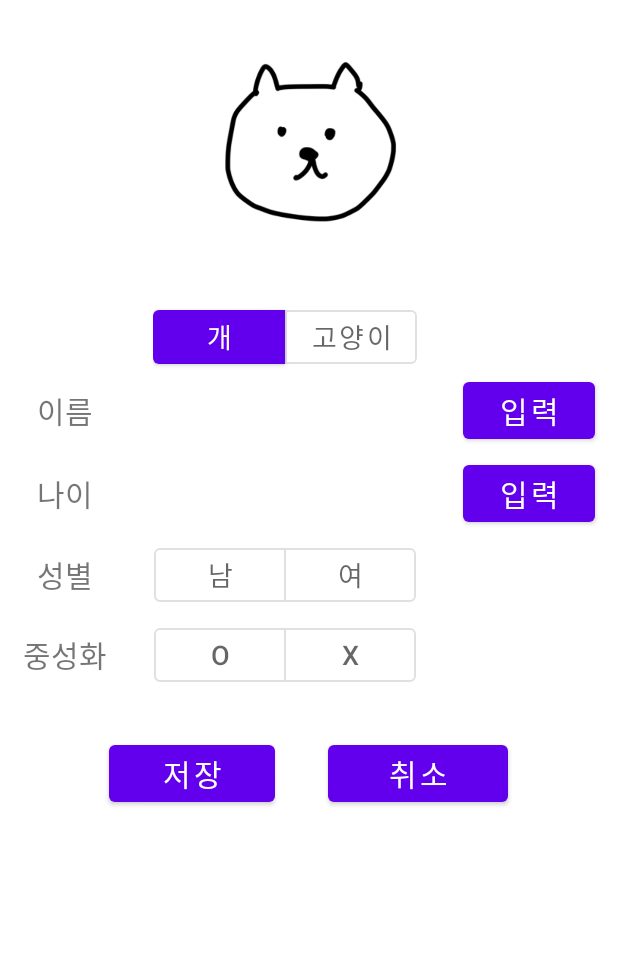
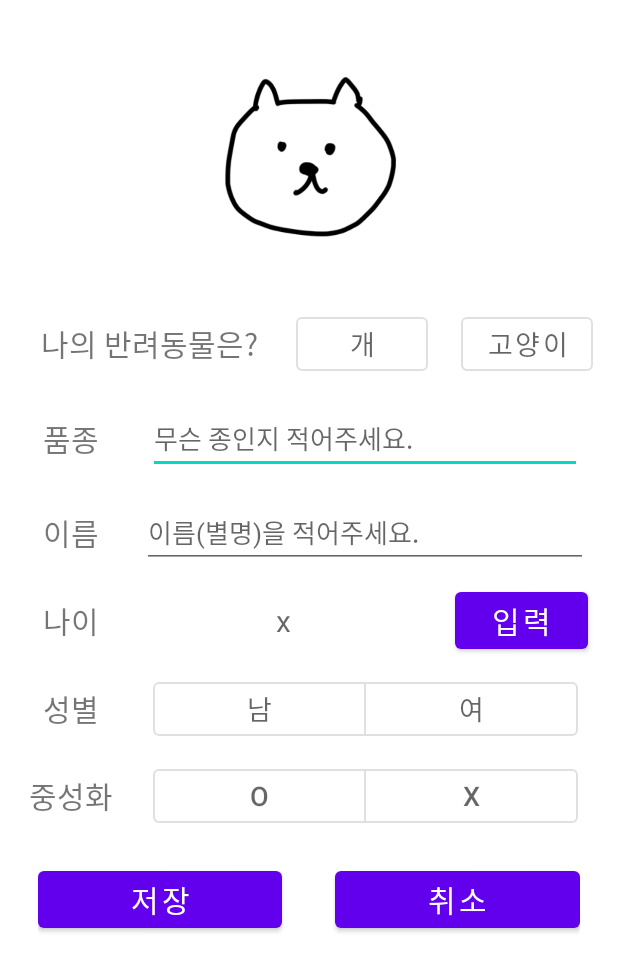
Before and after one commit to qowngus33/Hanium-AI-Pet-Chatbot, an Android app: the AddPetActivity screen opened directly, with no data from a screen before it, on a phone screen of 412 x 824 dp. Shown: the top 971 px of the screen. Run offline under Robolectric (Android 15) with nearby library versions, the phone set to English and light mode, and no system bars.

Commit message:
Pet Profile, AddPetActivity connect with Server

```diff
--- a/app/src/main/java/com/example/myapplication/ui/join/RetrofitClient.java
+++ b/app/src/main/java/com/example/myapplication/ui/join/RetrofitClient.java
@@ -4,7 +4,7 @@ import retrofit2.Retrofit;
 import retrofit2.converter.gson.GsonConverterFactory;
 
 public class RetrofitClient {
-    private final static String BASE_URL = "https://7919ceb2-3999-4ed8-8bcc-16baaf4e62d4.mock.pstmn.io";
+    private final static String BASE_URL = "https://12b969e5-87a6-4fca-a942-178ea253fdbc.mock.pstmn.io";
     //옌 post 서버 : https://12b969e5-87a6-4fca-a942-178ea253fdbc.mock.pstmn.io
     //주현 서버 : https://7919ceb2-3999-4ed8-8bcc-16baaf4e62d4.mock.pstmn.io
     private static Retrofit retrofit = null;
--- a/app/src/main/java/com/example/myapplication/ui/join/ServiceAPI.java
+++ b/app/src/main/java/com/example/myapplication/ui/join/ServiceAPI.java
@@ -16,7 +16,7 @@ public interface ServiceAPI {
     @POST("/validateDuplicateEmail")
     Call<JoinResponse> emailValidation(@Body EmailValidationData data);
 
-    @POST("/changePw")
+    @POST("/changePw") //정보 수정.. put으로 가능함!
     Call<JoinResponse> changePw(@Body LoginRequest data);
 
     @POST("/enterEmailCode/changePw")
--- a/app/src/main/java/com/example/myapplication/ui/login/LoginAPI.java
+++ b/app/src/main/java/com/example/myapplication/ui/login/LoginAPI.java
@@ -1,6 +1,4 @@
 package com.example.myapplication.ui.login;
-
-import com.example.myapplication.ui.join.JoinUserState;
 
 import retrofit2.Call;
 import retrofit2.http.Body;
--- a/app/src/main/java/com/example/myapplication/ui/petSelect/AddPetActivity.java
+++ b/app/src/main/java/com/example/myapplication/ui/petSelect/AddPetActivity.java
@@ -15,67 +15,50 @@ import android.widget.Toast;
 import androidx.appcompat.app.AppCompatActivity;
 
 import com.example.myapplication.R;
-import com.example.myapplication.ui.mainPage.MainActivity;
+import com.example.myapplication.ui.join.RetrofitClient;
+import com.example.myapplication.ui.setting.PetinfoData;
+import com.example.myapplication.ui.setting.ProfileAPI;
+import com.example.myapplication.ui.setting.ProfileResponse;
+
+import retrofit2.Call;
+import retrofit2.Callback;
+import retrofit2.Response;
 
 public class AddPetActivity extends AppCompatActivity {
+    private ImageView petprofile;
+    private TextView petAge;
+    private EditText petBreed,petNickName;
+    private Button btnAge, btnSave, btnCancel, selectCatButton, selectDogButton;
+
+    private ProfileAPI profileAPI = RetrofitClient.getClient().create(ProfileAPI.class);
 
     @Override
     protected void onCreate(Bundle savedInstanceState) {
         super.onCreate(savedInstanceState);
         setContentView(R.layout.newpetprofile);
 
-        // 이름, 나이 입력 창
-        Button saveButton = (Button) findViewById(R.id.btnAddPetSave);
-        Button cancelButton = (Button) findViewById(R.id.btnAddPetCancel);
-        Button selectCatButton = (Button) findViewById(R.id.selectCat);
-        Button selectDogButton = (Button) findViewById(R.id.selectDog);
-        ImageView petprofile = (ImageView) findViewById(R.id.pic);
+        petprofile = findViewById(R.id.pic);
+        btnAge = findViewById(R.id.btnAge);
+        btnSave = findViewById(R.id.btnAddPetSave);
+        btnCancel = findViewById(R.id.btnAddPetCancel);
+        selectCatButton = findViewById(R.id.selectCat);
+        selectDogButton = findViewById(R.id.selectDog);
 
-        Button btnName = findViewById(R.id.btnName);
-        Button btnAge = findViewById(R.id.btnAge);
-        TextView petNickName = findViewById(R.id.petNickname);
-        TextView petAge = findViewById(R.id.petAge);
+        petBreed = findViewById(R.id.petbreed);
+        petNickName = findViewById(R.id.petNickname);
+        petAge = findViewById(R.id.petAge);
 
-        saveButton.setOnClickListener(new View.OnClickListener(){
+        btnSave.setOnClickListener(new View.OnClickListener(){
             @Override
             public void onClick(View view){
-                Intent intent = new Intent(getApplicationContext(), MainActivity.class);
-                startActivity(intent);
+                getPetinfo();
             }
         });
-        cancelButton.setOnClickListener(new View.OnClickListener(){
+        btnCancel.setOnClickListener(new View.OnClickListener(){
             @Override
             public void onClick(View view){
                 Intent intent = new Intent(getApplicationContext(), PetSelectActivity.class);
                 startActivity(intent);
-            }
-        });
-        //반려동물 이름 변경
-        btnName.setOnClickListener(new View.OnClickListener() {
-            @Override
-            public void onClick(View view) {
-                AlertDialog.Builder name = new AlertDialog.Builder(AddPetActivity.this);
-                name.setTitle("닉네임 설정");
-                name.setMessage("10자 이내로 닉네임을 설정하세요.");
-
-                final EditText NickName = new EditText(AddPetActivity.this);
-                name.setView(NickName);
-                name.setPositiveButton("저장", new DialogInterface.OnClickListener() {
-                    @Override
-                    public void onClick(DialogInterface dialog, int i) {
-                        String result = NickName.getText().toString();
-                        petNickName.setText(result);
-                        dialog.dismiss();
-                        Toast.makeText(getApplicationContext(), "닉네임이 변경되었습니다.", Toast.LENGTH_SHORT).show();
-                    }
-                });
-                name.setNegativeButton("취소", new DialogInterface.OnClickListener() {
-                    @Override
-                    public void onClick(DialogInterface dialog, int i) {
-                        dialog.dismiss();
-                    }
-                });
-                name.show();
             }
         });
 
@@ -130,4 +113,35 @@ public class AddPetActivity extends AppCompatActivity {
             }
         });
     }
+    //반려동물 정보 변경
+    public void getPetinfo(){
+        String Name = petNickName.getText().toString().trim();
+        String Age = petAge.getText().toString().trim();
+        //String Breed = petBreed.getText().toString().trim();
+        PetinfoData petinfoData = new PetinfoData(Name, Age, null, 1, 1);
+
+        Call<ProfileResponse> call = profileAPI.getPetinfo(petinfoData);
+
+        call.enqueue(new Callback<ProfileResponse>() {
+            @Override
+            public void onResponse(Call<ProfileResponse> call, Response<ProfileResponse> response) {
+                if (!response.equals(200)) {
+                    Toast.makeText(getApplicationContext(),"변경되었습니다.", Toast.LENGTH_SHORT).show();
+                    Intent intent = new Intent(AddPetActivity.this, PetSelectActivity.class);
+                    startActivity(intent);
+                    AddPetActivity.this.finish();
+                }
+            }
+
+            @Override
+            public void onFailure(Call<ProfileResponse> call, Throwable t) {
+                AlertDialog.Builder builder = new AlertDialog.Builder(AddPetActivity.this);
+                builder.setTitle("알림")
+                        .setMessage("잠시 후에 다시 시도해주세요.")
+                        .setPositiveButton("확인", null)
+                        .create()
+                        .show();
+            }
+        });
+    }
 }
--- a/app/src/main/java/com/example/myapplication/ui/setting/ProfileAPI.java
+++ b/app/src/main/java/com/example/myapplication/ui/setting/ProfileAPI.java
@@ -3,11 +3,23 @@ package com.example.myapplication.ui.setting;
 import retrofit2.Call;
 import retrofit2.http.Body;
 import retrofit2.http.DELETE;
+import retrofit2.http.POST;
 import retrofit2.http.PUT;
 import retrofit2.http.Path;
 
 public interface ProfileAPI {
     //@통신 방식("통신 API명")
+
+    //반려동물 정보 등록
+    @POST("/PetSelect")
+    Call<ProfileResponse> getPetinfo(@Body PetinfoData petinfoData);
+
+    //반려동물 초기 셋팅
+    @POST("/PetProfile/{petName}")
+    Call<ProfileResponse> getNameBreedAge(
+            @Path("petName") String petName,
+            @Body PetinfoData petinfoData
+    );
 
     //회원 탈퇴
     @DELETE("/Profile/{memberEmail}")
@@ -16,7 +28,7 @@ public interface ProfileAPI {
     //반려동물 정보 수정
     @PUT("/Profile/{petAge}")
     Call<ProfileResponse> updatePetPost(@Path("petAge") String petAge,
-                                        @Body ProfileRequest profileRequest);
+                                        @Body PetinfoData petinfoData);
 
     //반려동물 삭제
     @DELETE("/Profile/{petName}")
--- a/app/src/main/res/layout/newpetprofile.xml
+++ b/app/src/main/res/layout/newpetprofile.xml
@@ -3,95 +3,103 @@
     android:layout_width="match_parent"
     android:layout_height="match_parent"
     xmlns:app="http://schemas.android.com/apk/res-auto"
-    android:orientation="vertical">
+    android:orientation="vertical"
+    android:layout_marginLeft="10dp"
+    android:layout_marginRight="10dp">
 
     <ImageView
         android:id="@+id/pic"
         android:layout_width="163dp"
         android:layout_height="155dp"
         android:layout_gravity="center"
-        android:layout_marginTop="20dp"
+        android:layout_marginTop="30dp"
         android:src="@drawable/cat" />
-    <TableLayout
+    <RelativeLayout
         android:layout_width="match_parent"
         android:layout_height="wrap_content"
-        android:layout_marginTop="20dp"
-        android:stretchColumns="*">
-        <TableRow android:layout_marginTop="5dp">
+        android:orientation="horizontal"
+        android:layout_marginTop="20dp">
         <TextView
-                android:text=""
-                android:textSize="20dp"
-                android:layout_column="0"
-                android:layout_gravity="center"/>
-
-            <com.google.android.material.button.MaterialButtonToggleGroup
-                android:id="@+id/DogOrCat"
+            android:id="@+id/pet"
             android:layout_width="wrap_content"
             android:layout_height="wrap_content"
-                app:layout_constraintTop_toBottomOf="@+id/materialTv"
-                app:layout_constraintStart_toStartOf="parent"
-                app:layout_constraintEnd_toEndOf="parent"
-                app:singleSelection="true"
-                app:selectionRequired="true"
-                android:layout_gravity="center">
-
+            android:text="나의 반려동물은?"
+            android:textSize="20dp"
+            android:layout_centerVertical="true"
+            android:layout_marginLeft="17dp"/>
         <Button
             android:id="@+id/selectDog"
             android:layout_width="wrap_content"
             android:layout_height="wrap_content"
+            android:layout_toRightOf="@+id/pet"
             android:text="개"
             android:textSize="18dp"
-                    style="?attr/materialButtonStyle"
-                    />
+            android:layout_marginLeft="25dp"
+            android:textColor="#9A000000"
+            style="?attr/materialButtonOutlinedStyle"/>
         <Button
             android:id="@+id/selectCat"
             android:layout_width="wrap_content"
             android:layout_height="wrap_content"
             android:text="고양이"
             android:textSize="18dp"
-                    style="?attr/materialButtonOutlinedStyle"
-                    />
-            </com.google.android.material.button.MaterialButtonToggleGroup>
+            android:layout_toRightOf="@+id/selectDog"
+            android:layout_marginLeft="22dp"
+            android:textColor="#9A000000"
+            style="?attr/materialButtonOutlinedStyle"/>
+    </RelativeLayout>
+
+    <TableLayout
+        android:layout_width="match_parent"
+        android:layout_height="wrap_content"
+        android:layout_marginTop="15dp"
+        android:stretchColumns="*">
+        <TableRow>
+            <TextView
+                android:text="품종"
+                android:textSize="20dp"
+                android:layout_gravity="center"/>
+            <EditText
+                android:id="@+id/petbreed"
+                android:hint="무슨 종인지 적어주세요."
+                android:textSize="17dp"
+                android:layout_weight="1"
+                android:layout_gravity="center"/>
         </TableRow>
-        <TableRow>
+        <TableRow android:layout_marginTop="15dp">
             <TextView
                 android:text="이름"
                 android:textSize="20dp"
                 android:layout_column="0"
                 android:layout_gravity="center"/>
-            <TextView
-                android:text=""
-                android:textSize="20dp"
+            <EditText
                 android:id="@+id/petNickname"
-                android:layout_column="1"
-                android:layout_gravity="center"/>
-            <Button
-                android:text="입력"
-                android:textSize="20dp"
-                android:id="@+id/btnName"
-                android:layout_column="2"
+                android:hint="이름(별명)을 적어주세요."
+                android:textSize="17dp"
+                android:layout_weight="1"
                 android:layout_gravity="center"/>
         </TableRow>
-        <TableRow android:layout_marginTop="5dp">
+        <TableRow android:layout_marginTop="10dp">
             <TextView
                 android:text="나이"
                 android:textSize="20dp"
-                android:layout_column="0"
                 android:layout_gravity="center"/>
             <TextView
-                android:text=""
+                android:hint="x"
                 android:textSize="20dp"
                 android:id="@+id/petAge"
                 android:layout_column="1"
+                android:layout_weight="1"
                 android:layout_gravity="center"/>
             <Button
                 android:text="입력"
                 android:textSize="20dp"
                 android:id="@+id/btnAge"
-                android:layout_column="2"
-                android:layout_gravity="center"/>
+                android:layout_weight="1"
+                android:layout_gravity="center"
+                />
         </TableRow>
-        <TableRow android:layout_marginTop="5dp">
+        <TableRow android:layout_marginTop="10dp">
             <TextView
                 android:text="성별"
                 android:textSize="20dp"
@@ -106,7 +114,8 @@
                 app:layout_constraintEnd_toEndOf="parent"
                 app:singleSelection="true"
                 app:selectionRequired="true"
-                android:layout_gravity="center">
+                android:layout_gravity="center"
+                android:layout_weight="1">
 
                 <Button
                     android:id="@+id/man"
@@ -114,6 +123,7 @@
                     android:layout_height="wrap_content"
                     android:text="남"
                     android:textSize="18dp"
+                    android:layout_weight="1"
                     style="?attr/materialButtonOutlinedStyle"
                     />
                 <Button
@@ -122,11 +132,12 @@
                     android:layout_height="wrap_content"
                     android:text="여"
                     android:textSize="18dp"
+                    android:layout_weight="1"
                     style="?attr/materialButtonOutlinedStyle"
                     />
             </com.google.android.material.button.MaterialButtonToggleGroup>
         </TableRow>
-        <TableRow android:layout_marginTop="5dp">
+        <TableRow android:layout_marginTop="10dp">
             <TextView
                 android:text="중성화"
                 android:textSize="20dp"
@@ -142,7 +153,8 @@
                 app:layout_constraintEnd_toEndOf="parent"
                 app:singleSelection="true"
                 app:selectionRequired="true"
-                android:layout_gravity="center">
+                android:layout_gravity="center"
+                android:layout_weight="1">
 
                 <Button
                     android:id="@+id/Neuteringyes"
@@ -150,6 +162,7 @@
                     android:layout_height="wrap_content"
                     android:text="O"
                     android:textSize="18dp"
+                    android:layout_weight="1"
                     style="?attr/materialButtonOutlinedStyle"
                     />
                 <Button
@@ -158,21 +171,23 @@
                     android:layout_height="wrap_content"
                     android:text="X"
                     android:textSize="18dp"
+                    android:layout_weight="1"
                     style="?attr/materialButtonOutlinedStyle"
                     />
             </com.google.android.material.button.MaterialButtonToggleGroup>
-        </TableRow>
-
-        <RelativeLayout
+        </TableRow></TableLayout>
+    <TableLayout
         android:layout_width="match_parent"
         android:layout_height="wrap_content"
-            android:layout_marginTop="30dp"
-            android:gravity="center">
+        android:layout_marginTop="20dp"
+        android:layout_marginLeft="15dp"
+        android:layout_marginRight="15dp">
+        <TableRow>
             <Button
                 android:text="저장"
                 android:textSize="20dp"
                 android:id="@+id/btnAddPetSave"
-                android:layout_toLeftOf="@id/btnAddPetCancel"
+                android:layout_weight="1"
                 android:layout_width="120dp"
                 android:layout_height="wrap_content"
                 android:layout_marginRight="35dp"/>
@@ -182,9 +197,9 @@
                 android:textSize="20dp"
                 android:id="@+id/btnAddPetCancel"
                 android:layout_width="120dp"
-                android:layout_height="wrap_content"
-                android:layout_centerInParent="true"/>
-        </RelativeLayout>
+                android:layout_weight="1"
+                android:layout_height="wrap_content"/>
+        </TableRow>
     </TableLayout>
 
 </LinearLayout>
```
Also changed, not shown: app/src/main/java/com/example/myapplication/ui/login/LoginRequest.java (+0 -16 lines), app/src/main/java/com/example/myapplication/ui/setting/PetProfileActivity.java (+44 -38 lines), app/src/main/java/com/example/myapplication/ui/setting/PetinfoData.java (added, +31 -0 lines), app/src/main/java/com/example/myapplication/ui/setting/ProfileRequest.java (deleted, +0 -26 lines), app/src/main/java/com/example/myapplication/ui/setting/ProfileResponse.java (+18 -0 lines), app/src/main/java/com/example/myapplication/ui/setting/UserinfoData.java (added, +19 -0 lines), app/src/main/res/layout/petprofile.xml (+57 -36 lines). Lines whose indentation alone changed are shown as unchanged.
